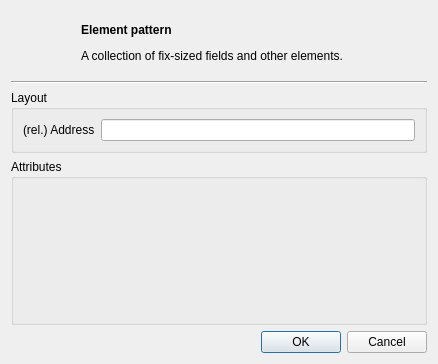
First picture: the form in src/elementdialog.ui, repository dmr-tools/anytone-emu, before the edit.
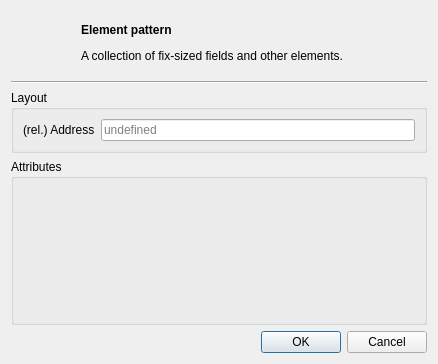
Second picture: the form after the edit. Custom widgets are drawn as their Qt base class.

Commit message: Fixed ugly address line if undefined.

What changed in the file:
```diff
--- a/src/elementdialog.ui
+++ b/src/elementdialog.ui
@@ -72,7 +72,11 @@
        </widget>
       </item>
       <item row="0" column="1">
-       <widget class="QLineEdit" name="address"/>
+       <widget class="QLineEdit" name="address">
+        <property name="placeholderText">
+         <string>undefined</string>
+        </property>
+       </widget>
       </item>
      </layout>
     </widget>
```
Left out of the diff: 8 changed lines with no effect on the pictures. The commit also changes 17 other files.
